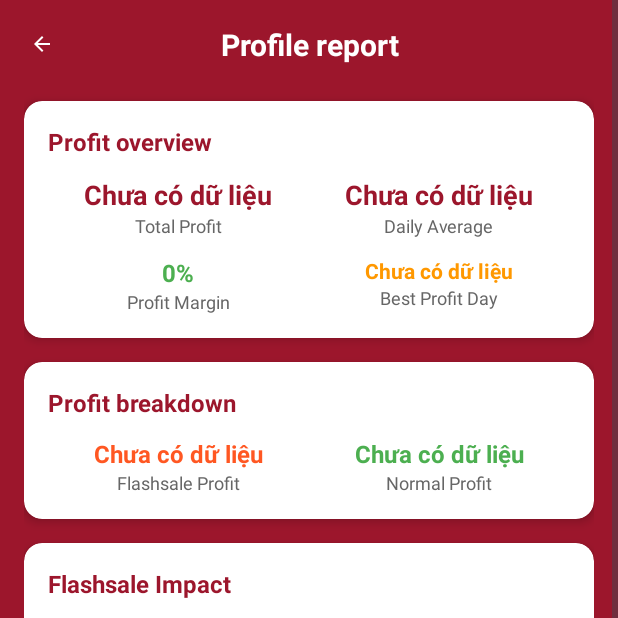
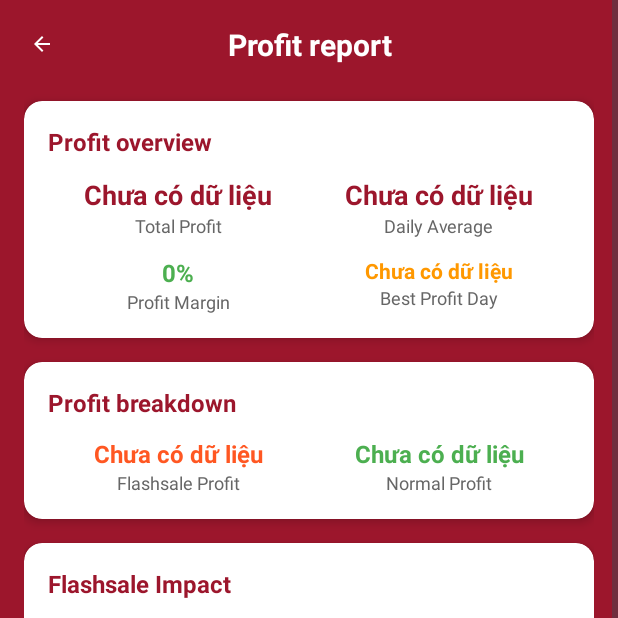
Before and after one commit to nghilinh2802/PawdictedAdmin, an Android app: the ProfitReportActivity screen opened directly, with no data from a screen before it, on a phone screen of 412 x 824 dp, the top half of it. Run offline under Robolectric (Android 15) with nearby library versions, the phone set to English and light mode, and no system bars; our stand-ins replace Firebase (no records; nobody signed in at launch, a user with empty details on screens opened directly); libraries missing offline, so code that uses them is left out: com.github.mikephil.charting; plain views replace BarChart, LineChart; 24 statements that could not run were skipped.

Commit message:
pull lần cuối

```diff
--- a/app/src/main/res/values/strings.xml
+++ b/app/src/main/res/values/strings.xml
@@ -116,7 +116,7 @@
     <string name="month_quarter_growth_trend">Monthly and quarterly growth trends</string>
     <string name="finance_overview">Finance Overview</string>
     <string name="summary">Comprehensive summary with insights and recommendations</string>
-    <string name="profit_report_title">Profile report</string>
+    <string name="profit_report_title">Profit report</string>
 
     <string name="calculating">Calculating</string>
     <string name="loading_ellipsis">Loading...</string>
```
